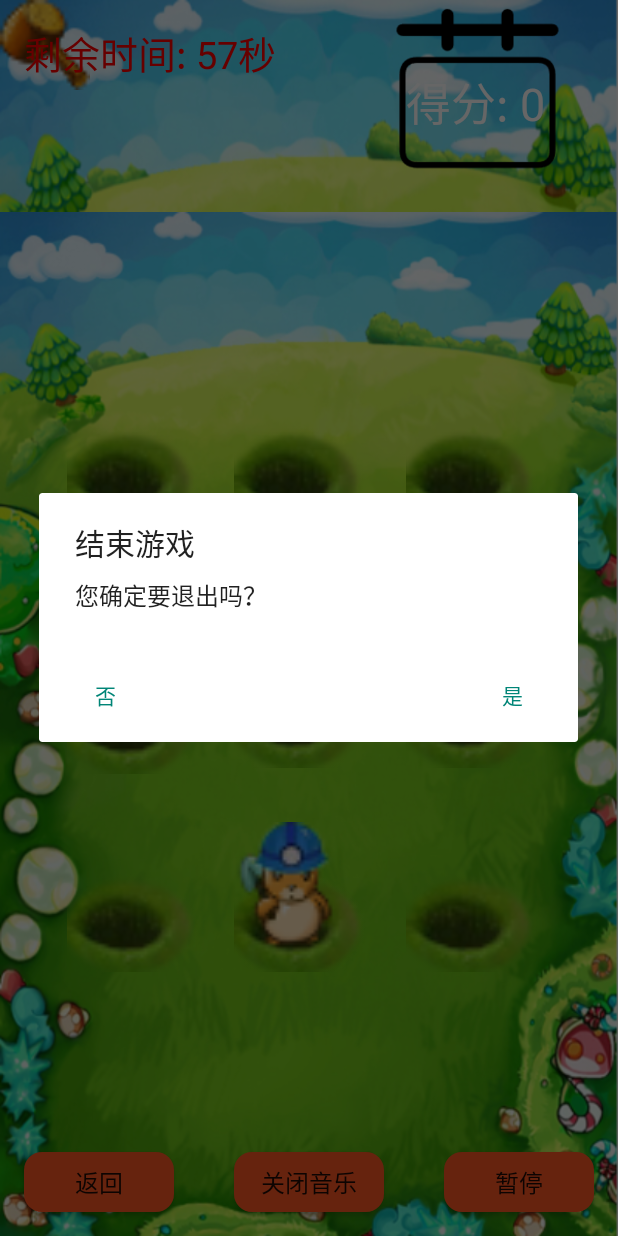
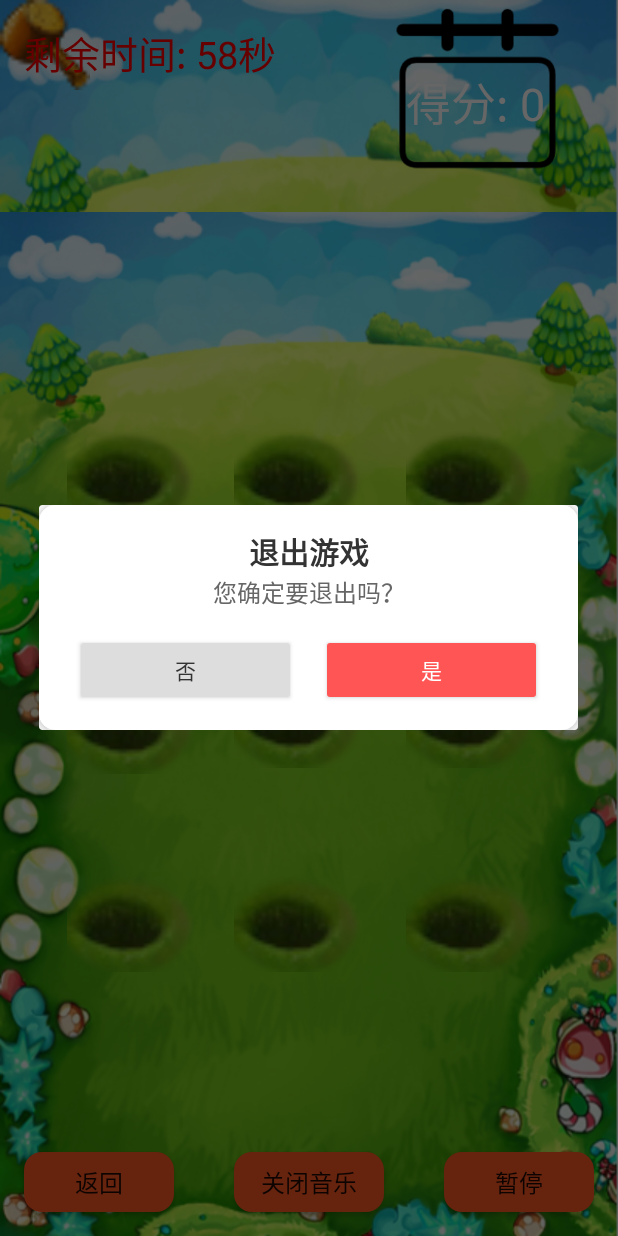
Before and after one commit to luckystarxzr/HitMouses, an Android app: the PlayActivity screen opened directly, with no data from a screen before it, after a tap on "返回", on a phone screen of 412 x 824 dp. Run offline under Robolectric (Android 15) with nearby library versions, the phone set to English and light mode, and no system bars; libraries missing offline, so code that uses them is left out: com.google.android.exoplayer2; 6 statements that could not run were skipped.

Commit message:
第五次更新

```diff
--- a/app/build.gradle
+++ b/app/build.gradle
@@ -16,7 +16,7 @@ android {
         minSdk 27
         targetSdk 33
         versionCode 10000
-        versionName "1.4"
+        versionName "1.5"
 
         testInstrumentationRunner "androidx.test.runner.AndroidJUnitRunner"
     }
--- a/app/src/main/java/com/muen/hitmouse/PlayActivity.java
+++ b/app/src/main/java/com/muen/hitmouse/PlayActivity.java
@@ -1,7 +1,6 @@
 package com.muen.hitmouse;
 
 import android.content.Context;
-import android.content.DialogInterface;
 import android.content.Intent;
 import android.content.SharedPreferences;
 import android.content.pm.ActivityInfo;
@@ -36,6 +35,8 @@ public class PlayActivity extends AppCompatActivity {
     private static final int MSG_GAME_OVER = 0x102;
     private static final String TAG = "PlayActivity";
     private static final long VIBRATION_DURATION = 50; // 震动持续时间（毫秒）
+    private static final long HIT_COOLDOWN = 100; // 每次击中之间的冷却时间（毫秒）
+    private static final int MAX_COMBO = 5; // 最大连击次数
 
     private Object binding;
     private SharedPreferences sharedPreferences;
@@ -47,6 +48,9 @@ public class PlayActivity extends AppCompatActivity {
     private boolean isRandomMode;
     private boolean isMuted = false;
     private Vibrator vibrator; // 震动服务
+    private long lastHitTime = 0; // 上次击中的时间
+    private int comboCount = 0; // 当前连击次数
+    private TextView comboText; // 用于显示连击次数的 TextView
 
     private final Handler handler = new Handler(Looper.getMainLooper()) {
         @Override
@@ -164,9 +168,7 @@ public class PlayActivity extends AppCompatActivity {
     }
 
     private void handleTouchEvent(MotionEvent event, ImageView hunter, ImageView mouse) {
-        Log.d(TAG, "Hunter class: " + hunter.getClass().getName() + ", Width: " + hunter.getWidth());
-        Log.d(TAG, "Mouse class: " + mouse.getClass().getName() + ", Width: " + mouse.getWidth());
-
+        long currentTime = System.currentTimeMillis();
         float x = Math.max(0, Math.min(event.getX() - hunter.getWidth() / 2f, ((View) hunter.getParent()).getWidth() - hunter.getWidth()));
         float y = Math.max(0, Math.min(event.getY() - hunter.getHeight() / 2f, ((View) hunter.getParent()).getHeight() - hunter.getHeight()));
 
@@ -175,14 +177,23 @@ public class PlayActivity extends AppCompatActivity {
             case MotionEvent.ACTION_MOVE:
                 hunter.setX(x);
                 hunter.setY(y);
-                if (!isPaused) {
+                if (!isPaused && currentTime - lastHitTime >= HIT_COOLDOWN && comboCount < MAX_COMBO) {
                     if (!isMuted) {
                         playKickSound();
                     }
-                    gameEngine.hitMouse();
-                    showScoreAnimation(mouse); // 使用现有的 showScoreAnimation
+                    gameEngine.hitMouse(); // 移除布尔检查，直接调用
+                    comboCount++; // 增加连击计数
+                    showScoreAnimation(mouse); // 显示得分动画
+                    showComboCounter(mouse); // 显示或更新连击计数器
                     vibrate(); // 震动反馈
+                    lastHitTime = currentTime; // 更新上次击中时间
+                    Log.d(TAG, "击中成功，连击次数: " + comboCount);
                 }
+                break;
+            case MotionEvent.ACTION_UP: // 手指抬起时重置连击计数并移除连击计数器
+                comboCount = 0;
+                removeComboCounter();
+                Log.d(TAG, "连击重置");
                 break;
         }
     }
@@ -326,15 +337,52 @@ public class PlayActivity extends AppCompatActivity {
 
     @Override
     public void onBackPressed() {
-        new AlertDialog.Builder(this)
-                .setTitle("结束游戏")
-                .setMessage("您确定要退出吗？")
-                .setNeutralButton("否", null)
-                .setNegativeButton("是", (dialog, which) -> {
-                    gameEngine.stopGame();
-                    finish();
-                })
-                .show();
+        // 停止游戏以防止后台运行
+        gameEngine.stopGame();
+
+        // 创建自定义对话框
+        AlertDialog.Builder builder = new AlertDialog.Builder(this);
+        View dialogView = LayoutInflater.from(this).inflate(R.layout.dialog_exit_game, null);
+        builder.setView(dialogView);
+
+        // 获取布局中的控件
+        CardView cardView = (CardView) dialogView;
+        TextView tvTitle = dialogView.findViewById(R.id.tv_title);
+        TextView tvMessage = dialogView.findViewById(R.id.tv_message);
+        Button btnCancel = dialogView.findViewById(R.id.btn_cancel);
+        Button btnConfirm = dialogView.findViewById(R.id.btn_confirm);
+
+        // 设置文本内容
+        tvTitle.setText("退出游戏");
+        tvMessage.setText("您确定要退出吗？");
+
+        // 设置卡片样式
+        cardView.setCardBackgroundColor(0xFFFFFFFF); // 白色背景
+        cardView.setRadius(16f); // 圆角半径
+        cardView.setCardElevation(8f); // 阴影提升
+
+        // 设置按钮点击事件
+        btnCancel.setOnClickListener(v -> {
+            // 点击“否”，关闭对话框并恢复游戏
+            gameEngine.startGame();
+            builder.create().dismiss();
+        });
+
+        btnConfirm.setOnClickListener(v -> {
+            // 点击“是”，结束活动
+            finish();
+        });
+
+        // 显示对话框并设置为不可取消（点击外部不关闭）
+        AlertDialog dialog = builder.create();
+        dialog.setCancelable(false);
+
+        // 调整对话框窗口属性以确保居中
+        WindowManager.LayoutParams params = dialog.getWindow().getAttributes();
+        params.gravity = android.view.Gravity.CENTER; // 强制居中
+        dialog.getWindow().setAttributes(params);
+
+        dialog.show();
     }
 
     @Override
@@ -353,6 +401,7 @@ public class PlayActivity extends AppCompatActivity {
         }
         stopMusicService();
         gameEngine.stopGame();
+        removeComboCounter(); // 确保清理连击计数器
     }
 
     private void startMusicService() {
@@ -367,13 +416,13 @@ public class PlayActivity extends AppCompatActivity {
 
     private void showScoreAnimation(ImageView target) {
         TextView scoreText = new TextView(this);
-        scoreText.setText("+1");
+        scoreText.setText(comboCount > 1 ? "+" + comboCount + " 连击!" : "+1");
         scoreText.setTextColor(0xFFFF0000); // 红色文字
         scoreText.setTextSize(20);
         ConstraintLayout.LayoutParams params = new ConstraintLayout.LayoutParams(
                 ConstraintLayout.LayoutParams.WRAP_CONTENT, ConstraintLayout.LayoutParams.WRAP_CONTENT);
         params.leftToLeft = ConstraintLayout.LayoutParams.PARENT_ID;
-        params.topToTop = ConstraintLayout.LayoutParams.PARENT_ID;
+        params.topToTop = ConstraintLayout.LayoutParams.PARENT_ID; // 修正为正确字段
         params.leftMargin = (int) target.getX() + target.getWidth() / 2;
         params.topMargin = (int) target.getY() - 50;
         ((ConstraintLayout) target.getParent()).addView(scoreText, params);
@@ -386,6 +435,34 @@ public class PlayActivity extends AppCompatActivity {
                 .start();
     }
 
+    private void showComboCounter(ImageView target) {
+        ConstraintLayout parentLayout = (ConstraintLayout) target.getParent();
+
+        // 如果 comboText 还未创建，则初始化
+        if (comboText == null) {
+            comboText = new TextView(this);
+            comboText.setTextColor(0xFFFFFF00); // 黄色文字，区分于得分动画
+            comboText.setTextSize(18);
+            ConstraintLayout.LayoutParams params = new ConstraintLayout.LayoutParams(
+                    ConstraintLayout.LayoutParams.WRAP_CONTENT, ConstraintLayout.LayoutParams.WRAP_CONTENT);
+            params.leftToLeft = ConstraintLayout.LayoutParams.PARENT_ID;
+            params.topToTop = ConstraintLayout.LayoutParams.PARENT_ID; // 修正为正确字段
+            params.leftMargin = (int) target.getX() + target.getWidth() + 10; // 地鼠右侧10像素
+            params.topMargin = (int) target.getY() + target.getHeight() / 2; // 地鼠中间高度
+            parentLayout.addView(comboText, params);
+        }
+
+        // 更新连击计数器文本
+        comboText.setText("连击 x" + comboCount);
+    }
+
+    private void removeComboCounter() {
+        if (comboText != null && comboText.getParent() != null) {
+            ((ConstraintLayout) comboText.getParent()).removeView(comboText);
+            comboText = null; // 重置为 null，以便下次重新创建
+        }
+    }
+
     private void vibrate() {
         if (vibrator != null && vibrator.hasVibrator()) {
             if (android.os.Build.VERSION.SDK_INT >= android.os.Build.VERSION_CODES.O) {
--- /dev/null
+++ b/app/src/main/res/layout/dialog_exit_game.xml
@@ -0,0 +1,72 @@
+<?xml version="1.0" encoding="utf-8"?>
+<androidx.cardview.widget.CardView
+    xmlns:android="http://schemas.android.com/apk/res/android"
+    xmlns:app="http://schemas.android.com/apk/res-auto"
+    android:layout_width="280dp"
+    android:layout_height="wrap_content"
+    android:layout_gravity="center">
+
+    <androidx.constraintlayout.widget.ConstraintLayout
+        android:layout_width="match_parent"
+        android:layout_height="wrap_content"
+        android:padding="16dp">
+
+        <!-- 标题 -->
+        <TextView
+            android:id="@+id/tv_title"
+            android:layout_width="wrap_content"
+            android:layout_height="wrap_content"
+            android:layout_marginBottom="8dp"
+            android:text="退出游戏"
+            android:textColor="#FF333333"
+            android:textSize="20sp"
+            android:textStyle="bold"
+            app:layout_constraintEnd_toEndOf="parent"
+            app:layout_constraintStart_toStartOf="parent"
+            app:layout_constraintTop_toTopOf="parent" />
+
+        <!-- 提示信息 -->
+        <TextView
+            android:id="@+id/tv_message"
+            android:layout_width="wrap_content"
+            android:layout_height="wrap_content"
+            android:text="您确定要退出吗？"
+            android:textColor="#FF666666"
+            android:textSize="16sp"
+            app:layout_constraintEnd_toEndOf="parent"
+            app:layout_constraintStart_toStartOf="parent"
+            app:layout_constraintTop_toBottomOf="@id/tv_title" />
+
+        <!-- 取消按钮 -->
+        <Button
+            android:id="@+id/btn_cancel"
+            android:layout_width="0dp"
+            android:layout_height="wrap_content"
+            android:layout_marginTop="16dp"
+            android:layout_marginEnd="8dp"
+            android:backgroundTint="#FFDDDDDD"
+            android:text="否"
+            android:textColor="#FF333333"
+            app:layout_constraintEnd_toStartOf="@id/btn_confirm"
+            app:layout_constraintStart_toStartOf="parent"
+            app:layout_constraintTop_toBottomOf="@id/tv_message"
+            app:layout_constraintWidth_default="percent"
+            app:layout_constraintWidth_percent="0.45" />
+
+        <!-- 确认按钮 -->
+        <Button
+            android:id="@+id/btn_confirm"
+            android:layout_width="0dp"
+            android:layout_height="wrap_content"
+            android:layout_marginTop="16dp"
+            android:backgroundTint="#FFFF5555"
+            android:text="是"
+            android:textColor="#FFFFFFFF"
+            app:layout_constraintEnd_toEndOf="parent"
+            app:layout_constraintStart_toEndOf="@id/btn_cancel"
+            app:layout_constraintTop_toBottomOf="@id/tv_message"
+            app:layout_constraintWidth_default="percent"
+            app:layout_constraintWidth_percent="0.45" />
+
+    </androidx.constraintlayout.widget.ConstraintLayout>
+</androidx.cardview.widget.CardView>
```
Also changed, not shown: 2 other files.
